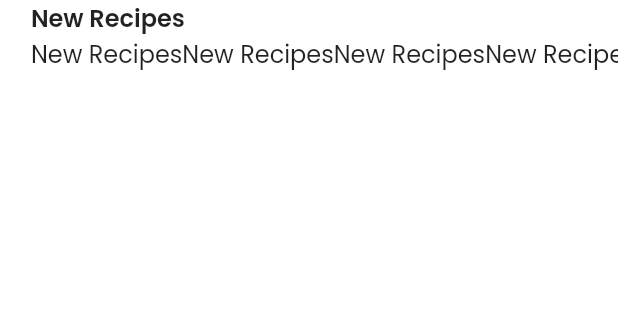
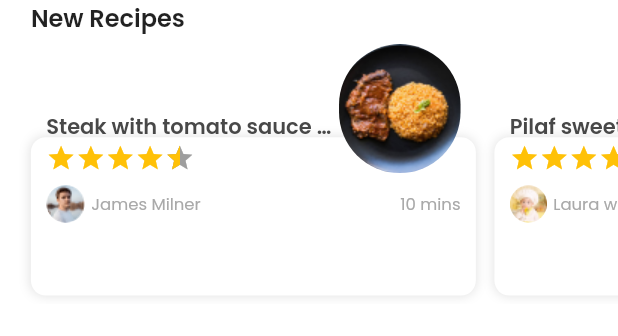
Before and after one commit to n0dustoll3ns/recipe_app, a Flutter app: the NewRecipes widget shown alone on an empty page, opened directly, on a phone screen of 412 x 824 dp. Shown: the top 336 px of the screen. Run offline on Flutter 3.47's test engine with Material 2 defaults, Android fonts, the phone set to English and light mode, and no system bars; drawn by our look-alikes of flutter_rating_bar; our stand-ins replace flutter_svg, google_fonts.

Commit message:
user recipe card

```diff
--- a/lib/model/recipe.dart
+++ b/lib/model/recipe.dart
@@ -13,7 +13,7 @@ class Recipe {
   }) : image = 'assets/images/user_recipes/$imgID.png';
 }
 
-List<Recipe> meals = [
+List<Recipe> userRecipes = [
   Recipe(
       creatorName: 'James Milner',
       name: 'Steak with tomato sauce and bulgur rice.',
--- a/lib/presentation/screens/common/user_recipe.dart
+++ b/lib/presentation/screens/common/user_recipe.dart
@@ -1,14 +1,14 @@
 import 'package:flutter/material.dart';
+import 'package:flutter_rating_bar/flutter_rating_bar.dart';
 import 'package:flutter_svg/flutter_svg.dart';
 import 'package:recipe_app/platform/size_config.dart';
 import 'package:google_fonts/google_fonts.dart';
 
-import '../../../model/meal.dart';
 import '../../../model/recipe.dart';
 
 class UserRecipe extends StatelessWidget {
-  const UserRecipe({super.key, required this.meal});
-  final Recipe meal;
+  const UserRecipe({super.key, required this.recipe});
+  final Recipe recipe;
   @override
   Widget build(BuildContext context) {
     return SizedBox(
@@ -18,73 +18,81 @@ class UserRecipe extends StatelessWidget {
         fit: StackFit.expand,
         children: [
           Column(
-            mainAxisSize: MainAxisSize.min,
             crossAxisAlignment: CrossAxisAlignment.stretch,
             children: [
               SizedBox(
-                height: SizeConfig.blockSizeVertical * 8.533,
+                height: SizeConfig.blockSizeVertical * 7.533,
               ),
               Expanded(
                 child: Container(
                   decoration: const BoxDecoration(
-                    boxShadow: [BoxShadow(blurRadius: 4)],
+                    boxShadow: [BoxShadow(blurRadius: 6, color: Colors.black12)],
                     borderRadius: BorderRadius.all(Radius.circular(10)),
-                    color: Color(0xffD9D9D9),
+                    color: Color(0xffFFFFFF),
                   ),
-                  height: SizeConfig.blockSizeVertical * 36.182,
                 ),
               ),
             ],
           ),
-          Column(
-            mainAxisSize: MainAxisSize.min,
-            crossAxisAlignment: CrossAxisAlignment.center,
+          Padding(
+            padding: EdgeInsets.symmetric(horizontal: SizeConfig.blockSizeHorizontal * 2.48),
+            child: Column(
               children: [
-              Center(
-                  child: ClipRRect(borderRadius: BorderRadius.circular(99), child: Image.asset(meal.image))),
-              Text(
-                meal.name,
-                maxLines: 2,
-                overflow: TextOverflow.ellipsis,
-                textAlign: TextAlign.center,
-                style:
-                    GoogleFonts.poppins(fontWeight: FontWeight.w600, fontSize: 14, color: Color(0xff484848)),
-              ),
-              Spacer(),
-              Padding(
-                padding: EdgeInsets.symmetric(horizontal: SizeConfig.blockSizeHorizontal * 2.667),
-                child: Row(
-                  mainAxisSize: MainAxisSize.max,
+                Row(
+                  crossAxisAlignment: CrossAxisAlignment.end,
                   children: [
-                    Column(
+                    Expanded(
+                      child: Column(
                         mainAxisSize: MainAxisSize.min,
                         crossAxisAlignment: CrossAxisAlignment.start,
                         children: [
                           Text(
-                          'Time',
+                            '${recipe.name}',
+                            style: GoogleFonts.poppins(
+                                fontWeight: FontWeight.w600, fontSize: 14, color: Color(0xff484848)),
+                            overflow: TextOverflow.ellipsis,
+                          ),
+                          RatingBar.builder(
+                            itemSize: SizeConfig.blockSizeVertical * 2.4,
+                            initialRating: recipe.rating,
+                            direction: Axis.horizontal,
+                            allowHalfRating: true,
+                            itemCount: 5,
+                            onRatingUpdate: (double value) {},
+                            itemBuilder: (context, _) => Icon(
+                              Icons.star,
+                              color: Colors.amber,
+                            ),
+                          )
+                        ],
+                      ),
+                    ),
+                    ClipRRect(borderRadius: BorderRadius.circular(99), child: Image.asset(recipe.image))
+                  ],
+                ),
+                SizedBox(height: SizeConfig.blockSizeVertical * 0.98),
+                Row(
+                  mainAxisAlignment: MainAxisAlignment.center,
+                  children: [
+                    ClipRRect(
+                        borderRadius: BorderRadius.circular(99),
+                        child: Image.asset('assets/images/user_photos/${recipe.creatorName}.png')),
+                    SizedBox(width: SizeConfig.blockSizeHorizontal * 0.98),
+                    Text(
+                      '${recipe.creatorName}',
                       style: GoogleFonts.poppins(
                           fontWeight: FontWeight.w400, fontSize: 11, color: Color(0xffA9A9A9)),
                     ),
+                    Spacer(),
                     Text(
-                          '${meal.duration.inMinutes} Mins',
+                      '${recipe.duration.inMinutes} mins',
                       style: GoogleFonts.poppins(
-                              fontWeight: FontWeight.w600, fontSize: 14, color: Color(0xff484848)),
-                        ),
+                          fontWeight: FontWeight.w400, fontSize: 11, color: Color(0xffA9A9A9)),
+                    )
+                  ],
+                )
               ],
             ),
-                    Spacer(),
-                    Container(
-                        width: SizeConfig.blockSizeHorizontal * 6.4,
-                        decoration: BoxDecoration(
-                          color: Colors.white,
-                          shape: BoxShape.circle,
-                        ),
-                        child:
-                            Transform.scale(scale: 0.7, child: SvgPicture.asset('assets/icons/favorite.svg')))
-                  ],
-                ),
-              )
-            ],
           )
         ],
       ),
--- a/lib/presentation/screens/components/new_recipes.dart
+++ b/lib/presentation/screens/components/new_recipes.dart
@@ -1,6 +1,9 @@
 import 'package:flutter/material.dart';
 import 'package:recipe_app/platform/size_config.dart';
 import 'package:google_fonts/google_fonts.dart';
+import 'package:recipe_app/presentation/screens/common/user_recipe.dart';
+
+import '../../../model/recipe.dart';
 
 class NewRecipes extends StatelessWidget {
   const NewRecipes({super.key});
@@ -22,21 +25,17 @@ class NewRecipes extends StatelessWidget {
           ),
         ),
         SizedBox(
-          height: SizeConfig.blockSizeVertical * 15.650,
-          child: ListView(
-            padding: EdgeInsets.symmetric(horizontal: SizeConfig.blockSizeHorizontal * 5),
+          height: SizeConfig.blockSizeVertical * 21.650,
+          child: ListView.separated(
+            padding: EdgeInsets.symmetric(
+              horizontal: SizeConfig.blockSizeHorizontal * 5,
+              vertical: SizeConfig.blockSizeVertical * .650,
+            ),
+            separatorBuilder: (BuildContext context, int index) =>
+                SizedBox(width: SizeConfig.blockSizeHorizontal * 3),
             scrollDirection: Axis.horizontal,
-            children: [
-              Text('New Recipes'),
-              Text('New Recipes'),
-              Text('New Recipes'),
-              Text('New Recipes'),
-              Text('New Recipes'),
-              Text('New Recipes'),
-              Text('New Recipes'),
-              Text('New Recipes'),
-              Text('New Recipes'),
-            ],
+            itemCount: userRecipes.length,
+            itemBuilder: (BuildContext context, int index) => UserRecipe(recipe: userRecipes[index]),
           ),
         ),
       ],
--- a/lib/presentation/screens/components/popular_recipes.dart
+++ b/lib/presentation/screens/components/popular_recipes.dart
@@ -13,7 +13,7 @@ class PopularRecipes extends StatelessWidget {
   @override
   Widget build(BuildContext context) {
     return SizedBox(
-        height: SizeConfig.blockSizeVertical * 28.448,
+        height: SizeConfig.blockSizeVertical * 36.448,
         child: ListView.separated(
           padding: EdgeInsets.symmetric(horizontal: SizeConfig.blockSizeHorizontal * 5),
           separatorBuilder: (BuildContext context, int index) =>
```
Also changed, not shown: lib/presentation/screens/content/home.dart (+8 -8 lines), pubspec.yaml (+11 -0 lines), assets/images/user_photos/Isabella Ethan.png (added), assets/images/user_photos/James Milner.png (added), assets/images/user_photos/Laura wilson.png (added), assets/images/user_photos/Lucas Moura.png (added), assets/images/user_photos/Miquel Ferran.png (added), pubspec.lock. Lines whose indentation alone changed are shown as unchanged.
